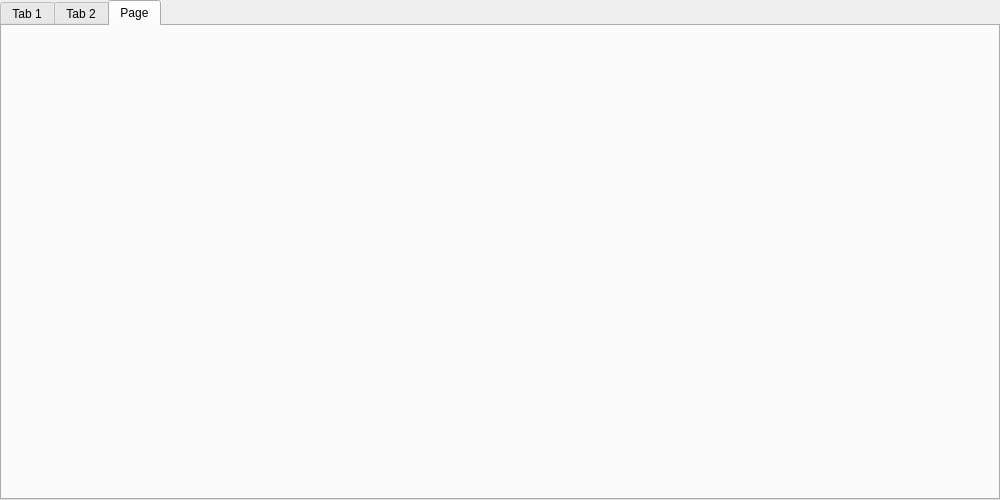
Qt form TowerDefense/aboutwindow.ui (davgav123/Simple_tower_defense_game) before a commit.
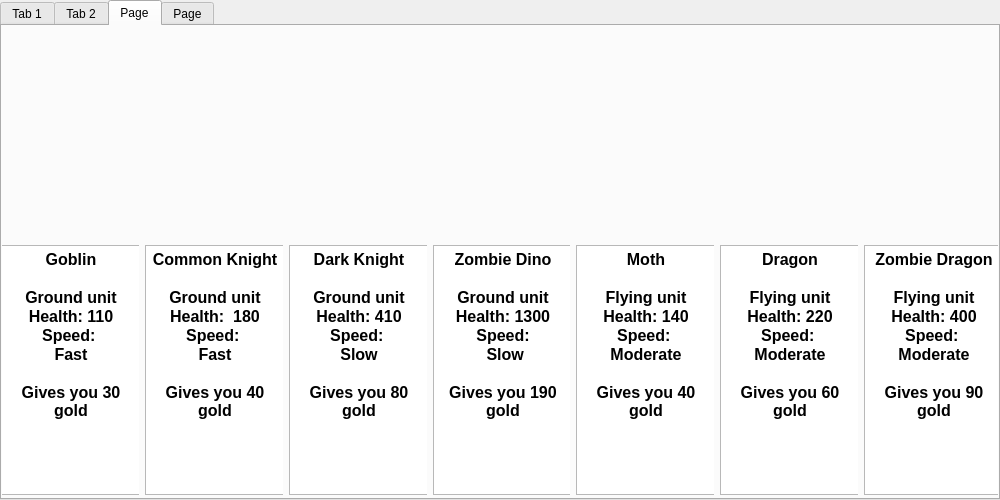
The same form after that commit. The open tabs and pages were chosen to show the change. Icons and pictures are not drawn.

What changed in the file:
```diff
--- a/TowerDefense/aboutwindow.ui
+++ b/TowerDefense/aboutwindow.ui
@@ -647,6 +647,390 @@
     </widget>
    </widget>
    <widget class="QWidget" name="enemies">
+    <attribute name="title">
+     <string>Page</string>
+    </attribute>
+    <widget class="QWidget" name="horizontalLayoutWidget_3">
+     <property name="geometry">
+      <rect>
+       <x>-1</x>
+       <y>-1</y>
+       <width>1001</width>
+       <height>471</height>
+      </rect>
+     </property>
+     <layout class="QHBoxLayout" name="horizontalLayout_3">
+      <item>
+       <widget class="QWidget" name="goblinInfo" native="true">
+        <property name="minimumSize">
+         <size>
+          <width>0</width>
+          <height>0</height>
+         </size>
+        </property>
+        <property name="maximumSize">
+         <size>
+          <width>1000</width>
+          <height>16777215</height>
+         </size>
+        </property>
+        <widget class="QTextEdit" name="goblinEdit">
+         <property name="enabled">
+          <bool>true</bool>
+         </property>
+         <property name="geometry">
+          <rect>
+           <x>0</x>
+           <y>220</y>
+           <width>140</width>
+           <height>250</height>
+          </rect>
+         </property>
+         <property name="minimumSize">
+          <size>
+           <width>140</width>
+           <height>250</height>
+          </size>
+         </property>
+         <property name="maximumSize">
+          <size>
+           <width>140</width>
+           <height>250</height>
+          </size>
+         </property>
+         <property name="html">
+          <string>&lt;!DOCTYPE HTML PUBLIC &quot;-//W3C//DTD HTML 4.0//EN&quot; &quot;http://www.w3.org/TR/REC-html40/strict.dtd&quot;&gt;
+&lt;html&gt;&lt;head&gt;&lt;meta name=&quot;qrichtext&quot; content=&quot;1&quot; /&gt;&lt;style type=&quot;text/css&quot;&gt;
+p, li { white-space: pre-wrap; }
+&lt;/style&gt;&lt;/head&gt;&lt;body style=&quot; font-family:'Noto Sans'; font-size:9pt; font-weight:400; font-style:normal;&quot;&gt;
+&lt;p align=&quot;center&quot; style=&quot; margin-top:0px; margin-bottom:0px; margin-left:0px; margin-right:0px; -qt-block-indent:0; text-indent:0px;&quot;&gt;&lt;span style=&quot; font-size:12pt; font-weight:600;&quot;&gt;Goblin&lt;/span&gt;&lt;/p&gt;
+&lt;p align=&quot;center&quot; style=&quot;-qt-paragraph-type:empty; margin-top:0px; margin-bottom:0px; margin-left:0px; margin-right:0px; -qt-block-indent:0; text-indent:0px; font-size:12pt; font-weight:600;&quot;&gt;&lt;br /&gt;&lt;/p&gt;
+&lt;p align=&quot;center&quot; style=&quot; margin-top:0px; margin-bottom:0px; margin-left:0px; margin-right:0px; -qt-block-indent:0; text-indent:0px;&quot;&gt;&lt;span style=&quot; font-size:12pt; font-weight:600;&quot;&gt;Ground unit&lt;/span&gt;&lt;/p&gt;
+&lt;p align=&quot;center&quot; style=&quot; margin-top:0px; margin-bottom:0px; margin-left:0px; margin-right:0px; -qt-block-indent:0; text-indent:0px;&quot;&gt;&lt;span style=&quot; font-size:12pt; font-weight:600;&quot;&gt;Health: 110&lt;/span&gt;&lt;/p&gt;
+&lt;p align=&quot;center&quot; style=&quot; margin-top:0px; margin-bottom:0px; margin-left:0px; margin-right:0px; -qt-block-indent:0; text-indent:0px;&quot;&gt;&lt;span style=&quot; font-size:12pt; font-weight:600;&quot;&gt;Speed: &lt;/span&gt;&lt;/p&gt;
+&lt;p align=&quot;center&quot; style=&quot; margin-top:0px; margin-bottom:0px; margin-left:0px; margin-right:0px; -qt-block-indent:0; text-indent:0px;&quot;&gt;&lt;span style=&quot; font-size:12pt; font-weight:600;&quot;&gt;Fast&lt;/span&gt;&lt;/p&gt;
+&lt;p align=&quot;center&quot; style=&quot;-qt-paragraph-type:empty; margin-top:0px; margin-bottom:0px; margin-left:0px; margin-right:0px; -qt-block-indent:0; text-indent:0px; font-size:12pt; font-weight:600;&quot;&gt;&lt;br /&gt;&lt;/p&gt;
+&lt;p align=&quot;center&quot; style=&quot; margin-top:0px; margin-bottom:0px; margin-left:0px; margin-right:0px; -qt-block-indent:0; text-indent:0px;&quot;&gt;&lt;span style=&quot; font-size:12pt; font-weight:600;&quot;&gt;Gives you 30 gold&lt;/span&gt;&lt;/p&gt;&lt;/body&gt;&lt;/html&gt;</string>
+         </property>
+        </widget>
+       </widget>
+      </item>
+      <item>
+       <widget class="QWidget" name="commonKnightInfo" native="true">
+        <property name="minimumSize">
+         <size>
+          <width>0</width>
+          <height>0</height>
+         </size>
+        </property>
+        <property name="maximumSize">
+         <size>
+          <width>1000</width>
+          <height>16777215</height>
+         </size>
+        </property>
+        <widget class="QTextEdit" name="commonKnightEdit">
+         <property name="enabled">
+          <bool>true</bool>
+         </property>
+         <property name="geometry">
+          <rect>
+           <x>0</x>
+           <y>220</y>
+           <width>140</width>
+           <height>250</height>
+          </rect>
+         </property>
+         <property name="minimumSize">
+          <size>
+           <width>140</width>
+           <height>250</height>
+          </size>
+         </property>
+         <property name="maximumSize">
+          <size>
+           <width>140</width>
+           <height>250</height>
+          </size>
+         </property>
+         <property name="html">
+          <string>&lt;!DOCTYPE HTML PUBLIC &quot;-//W3C//DTD HTML 4.0//EN&quot; &quot;http://www.w3.org/TR/REC-html40/strict.dtd&quot;&gt;
+&lt;html&gt;&lt;head&gt;&lt;meta name=&quot;qrichtext&quot; content=&quot;1&quot; /&gt;&lt;style type=&quot;text/css&quot;&gt;
+p, li { white-space: pre-wrap; }
+&lt;/style&gt;&lt;/head&gt;&lt;body style=&quot; font-family:'Noto Sans'; font-size:9pt; font-weight:400; font-style:normal;&quot;&gt;
+&lt;p align=&quot;center&quot; style=&quot; margin-top:0px; margin-bottom:0px; margin-left:0px; margin-right:0px; -qt-block-indent:0; text-indent:0px;&quot;&gt;&lt;span style=&quot; font-size:12pt; font-weight:600;&quot;&gt;Common Knight&lt;/span&gt;&lt;/p&gt;
+&lt;p align=&quot;center&quot; style=&quot;-qt-paragraph-type:empty; margin-top:0px; margin-bottom:0px; margin-left:0px; margin-right:0px; -qt-block-indent:0; text-indent:0px; font-size:12pt; font-weight:600;&quot;&gt;&lt;br /&gt;&lt;/p&gt;
+&lt;p align=&quot;center&quot; style=&quot; margin-top:0px; margin-bottom:0px; margin-left:0px; margin-right:0px; -qt-block-indent:0; text-indent:0px;&quot;&gt;&lt;span style=&quot; font-size:12pt; font-weight:600;&quot;&gt;Ground unit&lt;/span&gt;&lt;/p&gt;
+&lt;p align=&quot;center&quot; style=&quot; margin-top:0px; margin-bottom:0px; margin-left:0px; margin-right:0px; -qt-block-indent:0; text-indent:0px;&quot;&gt;&lt;span style=&quot; font-size:12pt; font-weight:600;&quot;&gt;Health:  180&lt;/span&gt;&lt;/p&gt;
+&lt;p align=&quot;center&quot; style=&quot; margin-top:0px; margin-bottom:0px; margin-left:0px; margin-right:0px; -qt-block-indent:0; text-indent:0px;&quot;&gt;&lt;span style=&quot; font-size:12pt; font-weight:600;&quot;&gt;Speed: &lt;/span&gt;&lt;/p&gt;
+&lt;p align=&quot;center&quot; style=&quot; margin-top:0px; margin-bottom:0px; margin-left:0px; margin-right:0px; -qt-block-indent:0; text-indent:0px;&quot;&gt;&lt;span style=&quot; font-size:12pt; font-weight:600;&quot;&gt;Fast&lt;/span&gt;&lt;/p&gt;
+&lt;p align=&quot;center&quot; style=&quot;-qt-paragraph-type:empty; margin-top:0px; margin-bottom:0px; margin-left:0px; margin-right:0px; -qt-block-indent:0; text-indent:0px; font-size:12pt; font-weight:600;&quot;&gt;&lt;br /&gt;&lt;/p&gt;
+&lt;p align=&quot;center&quot; style=&quot; margin-top:0px; margin-bottom:0px; margin-left:0px; margin-right:0px; -qt-block-indent:0; text-indent:0px;&quot;&gt;&lt;span style=&quot; font-size:12pt; font-weight:600;&quot;&gt;Gives you 40 gold&lt;/span&gt;&lt;/p&gt;&lt;/body&gt;&lt;/html&gt;</string>
+         </property>
+        </widget>
+       </widget>
+      </item>
+      <item>
+       <widget class="QWidget" name="darkKnightInfo" native="true">
+        <property name="minimumSize">
+         <size>
+          <width>0</width>
+          <height>0</height>
+         </size>
+        </property>
+        <property name="maximumSize">
+         <size>
+          <width>1000</width>
+          <height>16777215</height>
+         </size>
+        </property>
+        <widget class="QTextEdit" name="darkKnightEdit">
+         <property name="enabled">
+          <bool>true</bool>
+         </property>
+         <property name="geometry">
+          <rect>
+           <x>0</x>
+           <y>220</y>
+           <width>140</width>
+           <height>250</height>
+          </rect>
+         </property>
+         <property name="minimumSize">
+          <size>
+           <width>140</width>
+           <height>250</height>
+          </size>
+         </property>
+         <property name="maximumSize">
+          <size>
+           <width>140</width>
+           <height>250</height>
+          </size>
+         </property>
+         <property name="html">
+          <string>&lt;!DOCTYPE HTML PUBLIC &quot;-//W3C//DTD HTML 4.0//EN&quot; &quot;http://www.w3.org/TR/REC-html40/strict.dtd&quot;&gt;
+&lt;html&gt;&lt;head&gt;&lt;meta name=&quot;qrichtext&quot; content=&quot;1&quot; /&gt;&lt;style type=&quot;text/css&quot;&gt;
+p, li { white-space: pre-wrap; }
+&lt;/style&gt;&lt;/head&gt;&lt;body style=&quot; font-family:'Noto Sans'; font-size:9pt; font-weight:400; font-style:normal;&quot;&gt;
+&lt;p align=&quot;center&quot; style=&quot; margin-top:0px; margin-bottom:0px; margin-left:0px; margin-right:0px; -qt-block-indent:0; text-indent:0px;&quot;&gt;&lt;span style=&quot; font-size:12pt; font-weight:600;&quot;&gt;Dark Knight&lt;/span&gt;&lt;/p&gt;
+&lt;p align=&quot;center&quot; style=&quot;-qt-paragraph-type:empty; margin-top:0px; margin-bottom:0px; margin-left:0px; margin-right:0px; -qt-block-indent:0; text-indent:0px; font-size:12pt; font-weight:600;&quot;&gt;&lt;br /&gt;&lt;/p&gt;
+&lt;p align=&quot;center&quot; style=&quot; margin-top:0px; margin-bottom:0px; margin-left:0px; margin-right:0px; -qt-block-indent:0; text-indent:0px;&quot;&gt;&lt;span style=&quot; font-size:12pt; font-weight:600;&quot;&gt;Ground unit&lt;/span&gt;&lt;/p&gt;
+&lt;p align=&quot;center&quot; style=&quot; margin-top:0px; margin-bottom:0px; margin-left:0px; margin-right:0px; -qt-block-indent:0; text-indent:0px;&quot;&gt;&lt;span style=&quot; font-size:12pt; font-weight:600;&quot;&gt;Health: 410&lt;/span&gt;&lt;/p&gt;
+&lt;p align=&quot;center&quot; style=&quot; margin-top:0px; margin-bottom:0px; margin-left:0px; margin-right:0px; -qt-block-indent:0; text-indent:0px;&quot;&gt;&lt;span style=&quot; font-size:12pt; font-weight:600;&quot;&gt;Speed: &lt;/span&gt;&lt;/p&gt;
+&lt;p align=&quot;center&quot; style=&quot; margin-top:0px; margin-bottom:0px; margin-left:0px; margin-right:0px; -qt-block-indent:0; text-indent:0px;&quot;&gt;&lt;span style=&quot; font-size:12pt; font-weight:600;&quot;&gt;Slow&lt;/span&gt;&lt;/p&gt;
+&lt;p align=&quot;center&quot; style=&quot;-qt-paragraph-type:empty; margin-top:0px; margin-bottom:0px; margin-left:0px; margin-right:0px; -qt-block-indent:0; text-indent:0px; font-size:12pt; font-weight:600;&quot;&gt;&lt;br /&gt;&lt;/p&gt;
+&lt;p align=&quot;center&quot; style=&quot; margin-top:0px; margin-bottom:0px; margin-left:0px; margin-right:0px; -qt-block-indent:0; text-indent:0px;&quot;&gt;&lt;span style=&quot; font-size:12pt; font-weight:600;&quot;&gt;Gives you 80 gold&lt;/span&gt;&lt;/p&gt;&lt;/body&gt;&lt;/html&gt;</string>
+         </property>
+        </widget>
+       </widget>
+      </item>
+      <item>
+       <widget class="QWidget" name="zombieDinoInfo" native="true">
+        <property name="minimumSize">
+         <size>
+          <width>0</width>
+          <height>0</height>
+         </size>
+        </property>
+        <property name="maximumSize">
+         <size>
+          <width>1000</width>
+          <height>16777215</height>
+         </size>
+        </property>
+        <widget class="QTextEdit" name="zombieDinoEdit">
+         <property name="enabled">
+          <bool>true</bool>
+         </property>
+         <property name="geometry">
+          <rect>
+           <x>0</x>
+           <y>220</y>
+           <width>140</width>
+           <height>250</height>
+          </rect>
+         </property>
+         <property name="minimumSize">
+          <size>
+           <width>140</width>
+           <height>250</height>
+          </size>
+         </property>
+         <property name="maximumSize">
+          <size>
+           <width>140</width>
+           <height>250</height>
+          </size>
+         </property>
+         <property name="html">
+          <string>&lt;!DOCTYPE HTML PUBLIC &quot;-//W3C//DTD HTML 4.0//EN&quot; &quot;http://www.w3.org/TR/REC-html40/strict.dtd&quot;&gt;
+&lt;html&gt;&lt;head&gt;&lt;meta name=&quot;qrichtext&quot; content=&quot;1&quot; /&gt;&lt;style type=&quot;text/css&quot;&gt;
+p, li { white-space: pre-wrap; }
+&lt;/style&gt;&lt;/head&gt;&lt;body style=&quot; font-family:'Noto Sans'; font-size:9pt; font-weight:400; font-style:normal;&quot;&gt;
+&lt;p align=&quot;center&quot; style=&quot; margin-top:0px; margin-bottom:0px; margin-left:0px; margin-right:0px; -qt-block-indent:0; text-indent:0px;&quot;&gt;&lt;span style=&quot; font-size:12pt; font-weight:600;&quot;&gt;Zombie Dino&lt;/span&gt;&lt;/p&gt;
+&lt;p align=&quot;center&quot; style=&quot;-qt-paragraph-type:empty; margin-top:0px; margin-bottom:0px; margin-left:0px; margin-right:0px; -qt-block-indent:0; text-indent:0px; font-size:12pt; font-weight:600;&quot;&gt;&lt;br /&gt;&lt;/p&gt;
+&lt;p align=&quot;center&quot; style=&quot; margin-top:0px; margin-bottom:0px; margin-left:0px; margin-right:0px; -qt-block-indent:0; text-indent:0px;&quot;&gt;&lt;span style=&quot; font-size:12pt; font-weight:600;&quot;&gt;Ground unit&lt;/span&gt;&lt;/p&gt;
+&lt;p align=&quot;center&quot; style=&quot; margin-top:0px; margin-bottom:0px; margin-left:0px; margin-right:0px; -qt-block-indent:0; text-indent:0px;&quot;&gt;&lt;span style=&quot; font-size:12pt; font-weight:600;&quot;&gt;Health: 1300&lt;/span&gt;&lt;/p&gt;
+&lt;p align=&quot;center&quot; style=&quot; margin-top:0px; margin-bottom:0px; margin-left:0px; margin-right:0px; -qt-block-indent:0; text-indent:0px;&quot;&gt;&lt;span style=&quot; font-size:12pt; font-weight:600;&quot;&gt;Speed:&lt;/span&gt;&lt;/p&gt;
+&lt;p align=&quot;center&quot; style=&quot; margin-top:0px; margin-bottom:0px; margin-left:0px; margin-right:0px; -qt-block-indent:0; text-indent:0px;&quot;&gt;&lt;span style=&quot; font-size:12pt; font-weight:600;&quot;&gt; Slow&lt;/span&gt;&lt;/p&gt;
+&lt;p align=&quot;center&quot; style=&quot;-qt-paragraph-type:empty; margin-top:0px; margin-bottom:0px; margin-left:0px; margin-right:0px; -qt-block-indent:0; text-indent:0px; font-size:12pt; font-weight:600;&quot;&gt;&lt;br /&gt;&lt;/p&gt;
+&lt;p align=&quot;center&quot; style=&quot; margin-top:0px; margin-bottom:0px; margin-left:0px; margin-right:0px; -qt-block-indent:0; text-indent:0px;&quot;&gt;&lt;span style=&quot; font-size:12pt; font-weight:600;&quot;&gt;Gives you 190 gold&lt;/span&gt;&lt;/p&gt;&lt;/body&gt;&lt;/html&gt;</string>
+         </property>
+        </widget>
+       </widget>
+      </item>
+      <item>
+       <widget class="QWidget" name="mothInfo" native="true">
+        <property name="maximumSize">
+         <size>
+          <width>1000</width>
+          <height>16777215</height>
+         </size>
+        </property>
+        <widget class="QTextEdit" name="mothEdit">
+         <property name="enabled">
+          <bool>true</bool>
+         </property>
+         <property name="geometry">
+          <rect>
+           <x>0</x>
+           <y>220</y>
+           <width>140</width>
+           <height>250</height>
+          </rect>
+         </property>
+         <property name="minimumSize">
+          <size>
+           <width>140</width>
+           <height>250</height>
+          </size>
+         </property>
+         <property name="maximumSize">
+          <size>
+           <width>140</width>
+           <height>250</height>
+          </size>
+         </property>
+         <property name="html">
+          <string>&lt;!DOCTYPE HTML PUBLIC &quot;-//W3C//DTD HTML 4.0//EN&quot; &quot;http://www.w3.org/TR/REC-html40/strict.dtd&quot;&gt;
+&lt;html&gt;&lt;head&gt;&lt;meta name=&quot;qrichtext&quot; content=&quot;1&quot; /&gt;&lt;style type=&quot;text/css&quot;&gt;
+p, li { white-space: pre-wrap; }
+&lt;/style&gt;&lt;/head&gt;&lt;body style=&quot; font-family:'Noto Sans'; font-size:9pt; font-weight:400; font-style:normal;&quot;&gt;
+&lt;p align=&quot;center&quot; style=&quot; margin-top:0px; margin-bottom:0px; margin-left:0px; margin-right:0px; -qt-block-indent:0; text-indent:0px;&quot;&gt;&lt;span style=&quot; font-size:12pt; font-weight:600;&quot;&gt;Moth&lt;/span&gt;&lt;/p&gt;
+&lt;p align=&quot;center&quot; style=&quot;-qt-paragraph-type:empty; margin-top:0px; margin-bottom:0px; margin-left:0px; margin-right:0px; -qt-block-indent:0; text-indent:0px; font-size:12pt; font-weight:600;&quot;&gt;&lt;br /&gt;&lt;/p&gt;
+&lt;p align=&quot;center&quot; style=&quot; margin-top:0px; margin-bottom:0px; margin-left:0px; margin-right:0px; -qt-block-indent:0; text-indent:0px;&quot;&gt;&lt;span style=&quot; font-size:12pt; font-weight:600;&quot;&gt;Flying unit&lt;/span&gt;&lt;/p&gt;
+&lt;p align=&quot;center&quot; style=&quot; margin-top:0px; margin-bottom:0px; margin-left:0px; margin-right:0px; -qt-block-indent:0; text-indent:0px;&quot;&gt;&lt;span style=&quot; font-size:12pt; font-weight:600;&quot;&gt;Health: 140&lt;/span&gt;&lt;/p&gt;
+&lt;p align=&quot;center&quot; style=&quot; margin-top:0px; margin-bottom:0px; margin-left:0px; margin-right:0px; -qt-block-indent:0; text-indent:0px;&quot;&gt;&lt;span style=&quot; font-size:12pt; font-weight:600;&quot;&gt;Speed: &lt;/span&gt;&lt;/p&gt;
+&lt;p align=&quot;center&quot; style=&quot; margin-top:0px; margin-bottom:0px; margin-left:0px; margin-right:0px; -qt-block-indent:0; text-indent:0px;&quot;&gt;&lt;span style=&quot; font-size:12pt; font-weight:600;&quot;&gt;Moderate&lt;/span&gt;&lt;/p&gt;
+&lt;p align=&quot;center&quot; style=&quot;-qt-paragraph-type:empty; margin-top:0px; margin-bottom:0px; margin-left:0px; margin-right:0px; -qt-block-indent:0; text-indent:0px; font-size:12pt; font-weight:600;&quot;&gt;&lt;br /&gt;&lt;/p&gt;
+&lt;p align=&quot;center&quot; style=&quot; margin-top:0px; margin-bottom:0px; margin-left:0px; margin-right:0px; -qt-block-indent:0; text-indent:0px;&quot;&gt;&lt;span style=&quot; font-size:12pt; font-weight:600;&quot;&gt;Gives you 40 gold&lt;/span&gt;&lt;/p&gt;&lt;/body&gt;&lt;/html&gt;</string>
+         </property>
+        </widget>
+       </widget>
+      </item>
+      <item>
+       <widget class="QWidget" name="dragonInfo" native="true">
+        <property name="maximumSize">
+         <size>
+          <width>1000</width>
+          <height>16777215</height>
+         </size>
+        </property>
+        <widget class="QTextEdit" name="dragonEdit">
+         <property name="enabled">
+          <bool>true</bool>
+         </property>
+         <property name="geometry">
+          <rect>
+           <x>0</x>
+           <y>220</y>
+           <width>140</width>
+           <height>250</height>
+          </rect>
+         </property>
+         <property name="minimumSize">
+          <size>
+           <width>140</width>
+           <height>250</height>
+          </size>
+         </property>
+         <property name="maximumSize">
+          <size>
+           <width>140</width>
+           <height>250</height>
+          </size>
+         </property>
+         <property name="html">
+          <string>&lt;!DOCTYPE HTML PUBLIC &quot;-//W3C//DTD HTML 4.0//EN&quot; &quot;http://www.w3.org/TR/REC-html40/strict.dtd&quot;&gt;
+&lt;html&gt;&lt;head&gt;&lt;meta name=&quot;qrichtext&quot; content=&quot;1&quot; /&gt;&lt;style type=&quot;text/css&quot;&gt;
+p, li { white-space: pre-wrap; }
+&lt;/style&gt;&lt;/head&gt;&lt;body style=&quot; font-family:'Noto Sans'; font-size:9pt; font-weight:400; font-style:normal;&quot;&gt;
+&lt;p align=&quot;center&quot; style=&quot; margin-top:0px; margin-bottom:0px; margin-left:0px; margin-right:0px; -qt-block-indent:0; text-indent:0px;&quot;&gt;&lt;span style=&quot; font-size:12pt; font-weight:600;&quot;&gt;Dragon&lt;/span&gt;&lt;/p&gt;
+&lt;p align=&quot;center&quot; style=&quot;-qt-paragraph-type:empty; margin-top:0px; margin-bottom:0px; margin-left:0px; margin-right:0px; -qt-block-indent:0; text-indent:0px; font-size:12pt; font-weight:600;&quot;&gt;&lt;br /&gt;&lt;/p&gt;
+&lt;p align=&quot;center&quot; style=&quot; margin-top:0px; margin-bottom:0px; margin-left:0px; margin-right:0px; -qt-block-indent:0; text-indent:0px;&quot;&gt;&lt;span style=&quot; font-size:12pt; font-weight:600;&quot;&gt;Flying unit&lt;/span&gt;&lt;/p&gt;
+&lt;p align=&quot;center&quot; style=&quot; margin-top:0px; margin-bottom:0px; margin-left:0px; margin-right:0px; -qt-block-indent:0; text-indent:0px;&quot;&gt;&lt;span style=&quot; font-size:12pt; font-weight:600;&quot;&gt;Health: 220&lt;/span&gt;&lt;/p&gt;
+&lt;p align=&quot;center&quot; style=&quot; margin-top:0px; margin-bottom:0px; margin-left:0px; margin-right:0px; -qt-block-indent:0; text-indent:0px;&quot;&gt;&lt;span style=&quot; font-size:12pt; font-weight:600;&quot;&gt;Speed: &lt;/span&gt;&lt;/p&gt;
+&lt;p align=&quot;center&quot; style=&quot; margin-top:0px; margin-bottom:0px; margin-left:0px; margin-right:0px; -qt-block-indent:0; text-indent:0px;&quot;&gt;&lt;span style=&quot; font-size:12pt; font-weight:600;&quot;&gt;Moderate&lt;/span&gt;&lt;/p&gt;
+&lt;p align=&quot;center&quot; style=&quot;-qt-paragraph-type:empty; margin-top:0px; margin-bottom:0px; margin-left:0px; margin-right:0px; -qt-block-indent:0; text-indent:0px; font-size:12pt; font-weight:600;&quot;&gt;&lt;br /&gt;&lt;/p&gt;
+&lt;p align=&quot;center&quot; style=&quot; margin-top:0px; margin-bottom:0px; margin-left:0px; margin-right:0px; -qt-block-indent:0; text-indent:0px;&quot;&gt;&lt;span style=&quot; font-size:12pt; font-weight:600;&quot;&gt;Gives you 60 gold&lt;/span&gt;&lt;/p&gt;&lt;/body&gt;&lt;/html&gt;</string>
+         </property>
+        </widget>
+       </widget>
+      </item>
+      <item>
+       <widget class="QWidget" name="zombieDragonInfo" native="true">
+        <property name="maximumSize">
+         <size>
+          <width>1000</width>
+          <height>16777215</height>
+         </size>
+        </property>
+        <widget class="QTextEdit" name="zombieDragonEdit">
+         <property name="enabled">
+          <bool>true</bool>
+         </property>
+         <property name="geometry">
+          <rect>
+           <x>0</x>
+           <y>220</y>
+           <width>140</width>
+           <height>250</height>
+          </rect>
+         </property>
+         <property name="minimumSize">
+          <size>
+           <width>140</width>
+           <height>250</height>
+          </size>
+         </property>
+         <property name="maximumSize">
+          <size>
+           <width>140</width>
+           <height>250</height>
+          </size>
+         </property>
+         <property name="html">
+          <string>&lt;!DOCTYPE HTML PUBLIC &quot;-//W3C//DTD HTML 4.0//EN&quot; &quot;http://www.w3.org/TR/REC-html40/strict.dtd&quot;&gt;
+&lt;html&gt;&lt;head&gt;&lt;meta name=&quot;qrichtext&quot; content=&quot;1&quot; /&gt;&lt;style type=&quot;text/css&quot;&gt;
+p, li { white-space: pre-wrap; }
+&lt;/style&gt;&lt;/head&gt;&lt;body style=&quot; font-family:'Noto Sans'; font-size:9pt; font-weight:400; font-style:normal;&quot;&gt;
+&lt;p align=&quot;center&quot; style=&quot; margin-top:0px; margin-bottom:0px; margin-left:0px; margin-right:0px; -qt-block-indent:0; text-indent:0px;&quot;&gt;&lt;span style=&quot; font-size:12pt; font-weight:600;&quot;&gt;Zombie Dragon&lt;/span&gt;&lt;/p&gt;
+&lt;p align=&quot;center&quot; style=&quot;-qt-paragraph-type:empty; margin-top:0px; margin-bottom:0px; margin-left:0px; margin-right:0px; -qt-block-indent:0; text-indent:0px; font-size:12pt; font-weight:600;&quot;&gt;&lt;br /&gt;&lt;/p&gt;
+&lt;p align=&quot;center&quot; style=&quot; margin-top:0px; margin-bottom:0px; margin-left:0px; margin-right:0px; -qt-block-indent:0; text-indent:0px;&quot;&gt;&lt;span style=&quot; font-size:12pt; font-weight:600;&quot;&gt;Flying unit&lt;/span&gt;&lt;/p&gt;
+&lt;p align=&quot;center&quot; style=&quot; margin-top:0px; margin-bottom:0px; margin-left:0px; margin-right:0px; -qt-block-indent:0; text-indent:0px;&quot;&gt;&lt;span style=&quot; font-size:12pt; font-weight:600;&quot;&gt;Health: 400&lt;/span&gt;&lt;/p&gt;
+&lt;p align=&quot;center&quot; style=&quot; margin-top:0px; margin-bottom:0px; margin-left:0px; margin-right:0px; -qt-block-indent:0; text-indent:0px;&quot;&gt;&lt;span style=&quot; font-size:12pt; font-weight:600;&quot;&gt;Speed: &lt;/span&gt;&lt;/p&gt;
+&lt;p align=&quot;center&quot; style=&quot; margin-top:0px; margin-bottom:0px; margin-left:0px; margin-right:0px; -qt-block-indent:0; text-indent:0px;&quot;&gt;&lt;span style=&quot; font-size:12pt; font-weight:600;&quot;&gt;Moderate&lt;/span&gt;&lt;/p&gt;
+&lt;p align=&quot;center&quot; style=&quot;-qt-paragraph-type:empty; margin-top:0px; margin-bottom:0px; margin-left:0px; margin-right:0px; -qt-block-indent:0; text-indent:0px; font-size:12pt; font-weight:600;&quot;&gt;&lt;br /&gt;&lt;/p&gt;
+&lt;p align=&quot;center&quot; style=&quot; margin-top:0px; margin-bottom:0px; margin-left:0px; margin-right:0px; -qt-block-indent:0; text-indent:0px;&quot;&gt;&lt;span style=&quot; font-size:12pt; font-weight:600;&quot;&gt;Gives you 90 gold&lt;/span&gt;&lt;/p&gt;&lt;/body&gt;&lt;/html&gt;</string>
+         </property>
+        </widget>
+       </widget>
+      </item>
+     </layout>
+    </widget>
+   </widget>
+   <widget class="QWidget" name="HowToPlay">
     <attribute name="title">
      <string>Page</string>
     </attribute>
```
Left out of the diff: 461 changed lines with no effect on the pictures.
